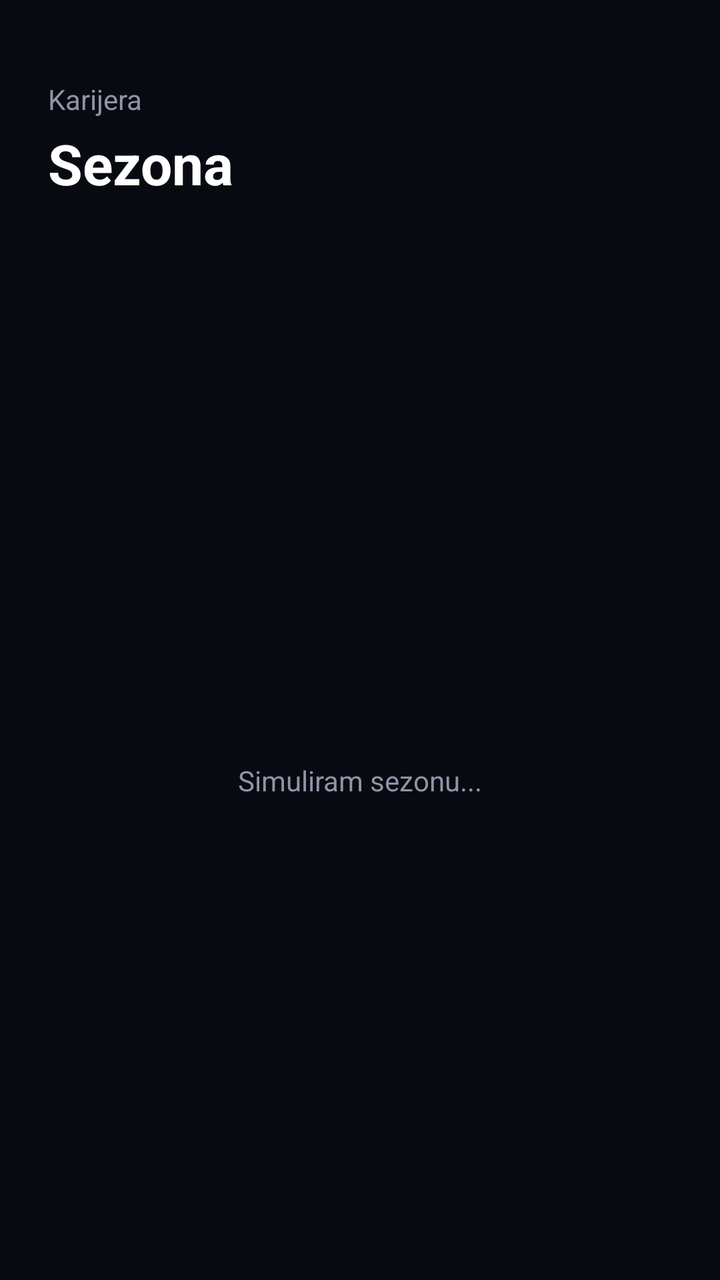
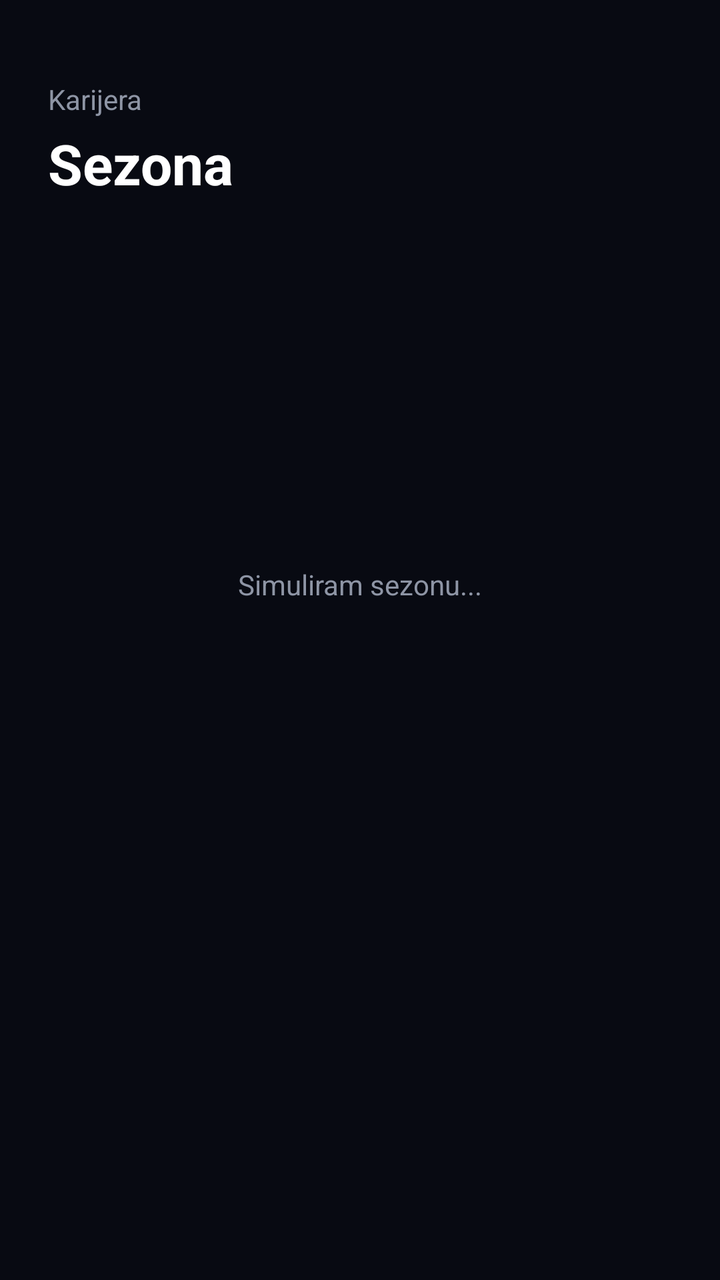

The first picture is an Android layout as it rendered before a commit; the second is the same layout after the commit. The layout source and the unified diff follow.
<!-- AndroidManifest.xml: application theme Theme.FootMash -->
<!-- res/layout/fragment_simulate_season.xml -->
<?xml version="1.0" encoding="utf-8"?>
<LinearLayout xmlns:android="http://schemas.android.com/apk/res/android"
    xmlns:app="http://schemas.android.com/apk/res-auto"
    android:layout_width="match_parent"
    android:layout_height="match_parent"
    android:orientation="vertical"
    android:background="@color/background"
    android:padding="24dp">

    
    <TextView
        android:layout_width="wrap_content"
        android:layout_height="wrap_content"
        android:text="Karijera"
        android:textColor="@color/text_secondary"
        android:textSize="14sp"
        android:paddingTop="16dp" />

    <LinearLayout
        android:layout_width="wrap_content"
        android:layout_height="wrap_content"
        android:orientation="horizontal"
        android:layout_marginTop="4dp">

        <TextView
            android:layout_width="wrap_content"
            android:layout_height="wrap_content"
            android:text="Sezona "
            android:textColor="@color/text_primary"
            android:textSize="28sp"
            android:textStyle="bold" />

        <TextView
            android:id="@+id/textSeasonLabel"
            android:layout_width="wrap_content"
            android:layout_height="wrap_content"
            android:text=""
            android:textColor="@color/accent_blue"
            android:textSize="28sp"
            android:textStyle="bold" />
    </LinearLayout>

    
    <LinearLayout
        android:id="@+id/layoutLoading"
        android:layout_width="match_parent"
        android:layout_height="0dp"
        android:layout_weight="1"
        android:orientation="vertical"
        android:gravity="center">

        <ProgressBar
            android:layout_width="wrap_content"
            android:layout_height="wrap_content"
            android:indeterminateTint="@color/accent_blue" />

        <TextView
            android:layout_width="wrap_content"
            android:layout_height="wrap_content"
            android:text="Simuliram sezonu..."
            android:textColor="@color/text_secondary"
            android:textSize="14sp"
            android:layout_marginTop="16dp" />
    </LinearLayout>

    
    <LinearLayout
        android:id="@+id/layoutResult"
        android:layout_width="match_parent"
        android:layout_height="wrap_content"
        android:orientation="vertical"
        android:visibility="gone">

        <com.google.android.material.card.MaterialCardView
            style="@style/FootMashCard"
            android:layout_width="match_parent"
            android:layout_height="wrap_content"
            android:layout_marginTop="24dp">

            <LinearLayout
                android:layout_width="match_parent"
                android:layout_height="wrap_content"
                android:orientation="vertical"
                android:padding="20dp"
                android:background="@color/surface">

                <TextView
                    android:id="@+id/textClubLine"
                    android:layout_width="wrap_content"
                    android:layout_height="wrap_content"
                    android:text=""
                    android:textColor="@color/text_primary"
                    android:textSize="17sp"
                    android:textStyle="bold" />

                <View
                    android:layout_width="match_parent"
                    android:layout_height="1dp"
                    android:background="@color/divider"
                    android:layout_marginTop="14dp"
                    android:layout_marginBottom="14dp" />

                
                <include android:id="@+id/rowApps"     layout="@layout/item_stat_readout" />
                <include android:id="@+id/rowGoals"   layout="@layout/item_stat_readout" />
                <include android:id="@+id/rowAssists" layout="@layout/item_stat_readout" />
                <include android:id="@+id/rowRating"  layout="@layout/item_stat_readout" />
                <include android:id="@+id/rowFinish"  layout="@layout/item_stat_readout" />

            </LinearLayout>
        </com.google.android.material.card.MaterialCardView>

        <com.google.android.material.card.MaterialCardView
            android:layout_width="match_parent"
            android:layout_height="wrap_content"
            android:layout_marginTop="16dp"
            app:cardCornerRadius="20dp"
            app:cardElevation="0dp"
            app:cardBackgroundColor="@color/surface"
            app:strokeColor="@color/success"
            app:strokeWidth="2dp">

            <LinearLayout
                android:layout_width="match_parent"
                android:layout_height="wrap_content"
                android:orientation="vertical"
                android:padding="16dp">

                <TextView
                    android:layout_width="wrap_content"
                    android:layout_height="wrap_content"
                    android:text="Nagrada za sezonu"
                    android:textColor="@color/text_secondary"
                    android:textSize="13sp" />

                <TextView
                    android:id="@+id/textReward"
                    android:layout_width="wrap_content"
                    android:layout_height="wrap_content"
                    android:text=""
                    android:textColor="@color/success"
                    android:textSize="24sp"
                    android:textStyle="bold"
                    android:layout_marginTop="2dp" />
            </LinearLayout>
        </com.google.android.material.card.MaterialCardView>
    </LinearLayout>

    <com.google.android.material.button.MaterialButton
        android:id="@+id/btnContinue"
        android:layout_width="match_parent"
        android:layout_height="56dp"
        android:layout_marginTop="24dp"
        android:text="Nastavi"
        android:textSize="16sp"
        android:textStyle="bold"
        android:textAllCaps="false"
        android:visibility="gone"
        app:cornerRadius="12dp"
        android:backgroundTint="@color/accent_blue" />

</LinearLayout>
<!-- res/layout/item_stat_readout.xml (included above) -->
<?xml version="1.0" encoding="utf-8"?>
<LinearLayout xmlns:android="http://schemas.android.com/apk/res/android"
    android:layout_width="0dp"
    android:layout_height="wrap_content"
    android:layout_columnWeight="1"
    android:orientation="horizontal"
    android:gravity="center_vertical"
    android:padding="6dp">

    <TextView
        android:id="@+id/textStatLabel"
        android:layout_width="0dp"
        android:layout_height="wrap_content"
        android:layout_weight="1"
        android:text="Stat"
        android:textColor="@color/text_secondary"
        android:textSize="13sp" />

    <TextView
        android:id="@+id/textStatValue"
        android:layout_width="wrap_content"
        android:layout_height="wrap_content"
        android:text="50"
        android:textColor="@color/text_primary"
        android:textSize="18sp"
        android:textStyle="bold"
        android:minWidth="32dp"
        android:gravity="end" />

</LinearLayout>
<!-- resources referenced by this layout -->
<resources>
  <color name="accent_blue">#2962FF</color>
  <color name="background">#080A12</color>
  <color name="divider">#2A2F3D</color>
  <color name="success">#34C759</color>
  <color name="surface">#1A1D24</color>
  <color name="text_primary">#FFFFFF</color>
  <color name="text_secondary">#8E95A5</color>
  <style name="FootMashCard" parent="Widget.MaterialComponents.CardView">
          <item name="cardCornerRadius">28dp</item>
          <item name="cardElevation">0dp</item>
          <item name="cardBackgroundColor">@color/card_background</item>
      </style>
  <color name="card_background">#1A1D24</color>
  <color name="primary">#080A12</color>
  <color name="primary_dark">#05070D</color>
  <style name="TextAppearance.FootMash.Headline1" parent="TextAppearance.MaterialComponents.Headline1">
          <item name="android:fontFamily">sans-serif</item>
          <item name="android:textColor">@color/text_primary</item>
      </style>
  <style name="TextAppearance.FootMash.Headline2" parent="TextAppearance.MaterialComponents.Headline2">
          <item name="android:fontFamily">sans-serif-medium</item>
          <item name="android:textColor">@color/text_primary</item>
      </style>
  <style name="TextAppearance.FootMash.Headline3" parent="TextAppearance.MaterialComponents.Headline3">
          <item name="android:fontFamily">sans-serif-medium</item>
          <item name="android:textColor">@color/text_primary</item>
      </style>
  <style name="TextAppearance.FootMash.Headline4" parent="TextAppearance.MaterialComponents.Headline4">
          <item name="android:fontFamily">sans-serif-bold</item>
          <item name="android:textStyle">bold</item>
          <item name="android:textColor">@color/text_primary</item>
      </style>
  <style name="TextAppearance.FootMash.Headline5" parent="TextAppearance.MaterialComponents.Headline5">
          <item name="android:fontFamily">sans-serif-bold</item>
          <item name="android:textStyle">bold</item>
          <item name="android:textColor">@color/text_primary</item>
          <item name="android:textSize">24sp</item>
      </style>
  <style name="TextAppearance.FootMash.Headline6" parent="TextAppearance.MaterialComponents.Headline6">
          <item name="android:fontFamily">sans-serif-bold</item>
          <item name="android:textStyle">bold</item>
          <item name="android:textColor">@color/text_primary</item>
          <item name="android:textSize">20sp</item>
      </style>
  <style name="TextAppearance.FootMash.Subtitle1" parent="TextAppearance.MaterialComponents.Subtitle1">
          <item name="android:fontFamily">sans-serif-medium</item>
          <item name="android:textColor">@color/text_primary</item>
          <item name="android:textSize">16sp</item>
      </style>
  <style name="TextAppearance.FootMash.Subtitle2" parent="TextAppearance.MaterialComponents.Subtitle2">
          <item name="android:fontFamily">sans-serif-medium</item>
          <item name="android:textColor">@color/text_secondary</item>
          <item name="android:textSize">14sp</item>
      </style>
  <style name="TextAppearance.FootMash.Body1" parent="TextAppearance.MaterialComponents.Body1">
          <item name="android:fontFamily">sans-serif</item>
          <item name="android:textColor">@color/text_primary</item>
          <item name="android:textSize">16sp</item>
      </style>
  <style name="TextAppearance.FootMash.Body2" parent="TextAppearance.MaterialComponents.Body2">
          <item name="android:fontFamily">sans-serif</item>
          <item name="android:textColor">@color/text_secondary</item>
          <item name="android:textSize">14sp</item>
      </style>
  <!-- unchanged entries left out for length: 1 -->
</resources>

<!-- the commit's change to res/layout/fragment_simulate_season.xml (unified diff, before → after) -->
@@ -1,10 +1,15 @@
 <?xml version="1.0" encoding="utf-8"?>
-<LinearLayout xmlns:android="http://schemas.android.com/apk/res/android"
+<androidx.core.widget.NestedScrollView xmlns:android="http://schemas.android.com/apk/res/android"
     xmlns:app="http://schemas.android.com/apk/res-auto"
     android:layout_width="match_parent"
     android:layout_height="match_parent"
+    android:background="@color/background"
+    android:fillViewport="true">
+
+<LinearLayout
+    android:layout_width="match_parent"
+    android:layout_height="wrap_content"
     android:orientation="vertical"
-    android:background="@color/background"
     android:padding="24dp">
 
     
@@ -44,8 +49,8 @@
     <LinearLayout
         android:id="@+id/layoutLoading"
         android:layout_width="match_parent"
-        android:layout_height="0dp"
-        android:layout_weight="1"
+        android:layout_height="wrap_content"
+        android:minHeight="320dp"
         android:orientation="vertical"
         android:gravity="center">
 
@@ -151,6 +156,7 @@
         android:layout_width="match_parent"
         android:layout_height="56dp"
         android:layout_marginTop="24dp"
+        android:layout_marginBottom="24dp"
         android:text="Nastavi"
         android:textSize="16sp"
         android:textStyle="bold"
@@ -160,6 +166,7 @@
         android:backgroundTint="@color/accent_blue" />
 
 </LinearLayout>
+</androidx.core.widget.NestedScrollView>
 <!-- res/layout/item_stat_readout.xml (included above) -->
 <?xml version="1.0" encoding="utf-8"?>
 <LinearLayout xmlns:android="http://schemas.android.com/apk/res/android"
